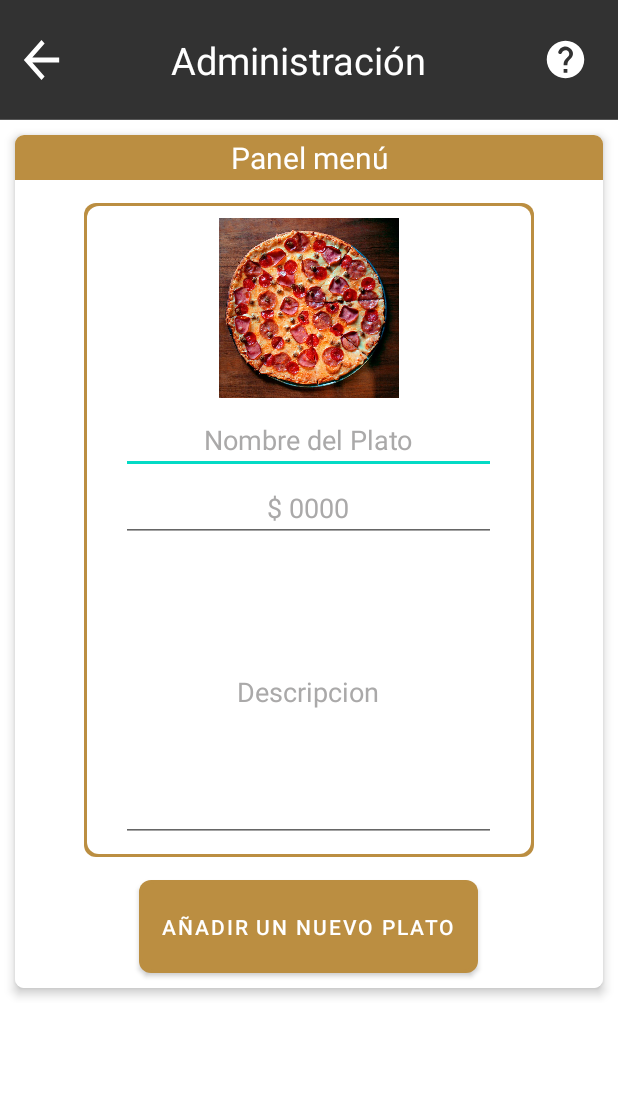
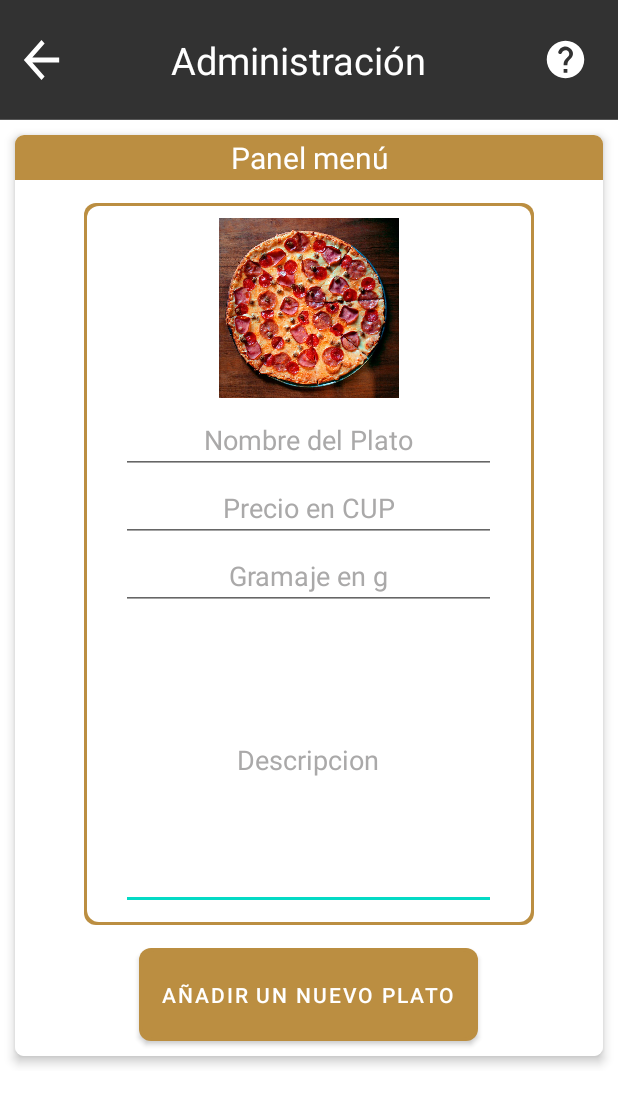
Before and after one commit to lisandraboloy89/elrosalapp, an Android app: the Administracion screen opened directly, with no data from a screen before it, on a phone screen of 412 x 824 dp. Shown: the top 1105 px of the screen. Run offline under Robolectric (Android 15) with nearby library versions, the phone set to English and light mode, and no system bars; libraries missing offline, so code that uses them is left out: com.orhanobut.logger; network calls fail; pictures from the network do not load.

Commit message:
Inicial proyecto menu

```diff
--- a/app/src/main/java/com/elrosal/app/api/ApiService.kt
+++ b/app/src/main/java/com/elrosal/app/api/ApiService.kt
@@ -1,11 +1,10 @@
 package com.elrosal.app.api
 
 import retrofit2.Response
-import retrofit2.http.GET
-import retrofit2.http.Headers
+import retrofit2.http.*
 
 interface ApiService {
-    //----->>>>>>GET-------Obtener detalles del paciente-------------------------<<<<<<<<
+    //----->>>>>>GET-------Obtener datos del menu-------------------------<<<<<<<<
     @Headers(
         "accept: application/json",
         "X-Parse-Application-Id: 3cy8TUZoPrw4kICbVtghE0ISMsoPLceJ5RM8RXZo",
@@ -14,4 +13,58 @@ interface ApiService {
     )
     @GET("classes/menu")
     suspend fun getObtenerMenu (): Response<dato>
+    //----->>>>>>GET-------Eliminar datos del menu-------------------------<<<<<<<<
+    @Headers(
+        "accept: application/json",
+        "X-Parse-Application-Id: 3cy8TUZoPrw4kICbVtghE0ISMsoPLceJ5RM8RXZo",
+        "X-Parse-REST-API-Key: sMP0zd8mFhKeRtNyMxh8JFg8ey7Z48zIwlFV7DCG",
+        "X-Parse-Revocable-Session: 1"
+    )
+    @DELETE("classes/menu/{userId}")
+    suspend fun eliminarMenu (@Path("userId") userId: String): Response<respuestaRegistroMenu>
+    //------------Registrar datos del menu metodo post--------------------
+    @Headers(
+        "accept: application/json",
+        "X-Parse-Application-Id: 3cy8TUZoPrw4kICbVtghE0ISMsoPLceJ5RM8RXZo",
+        "X-Parse-REST-API-Key: sMP0zd8mFhKeRtNyMxh8JFg8ey7Z48zIwlFV7DCG",
+        "X-Parse-Revocable-Session: 1"
+    )
+    @POST("classes/menu")
+    suspend fun postRegistrarMenu(@Body Registrar: envioDatoMenu): Response<respuestaRegistroMenu>
+    //------------Registrar datos Generales metodo post--------------------
+    @Headers(
+        "accept: application/json",
+        "X-Parse-Application-Id: 3cy8TUZoPrw4kICbVtghE0ISMsoPLceJ5RM8RXZo",
+        "X-Parse-REST-API-Key: sMP0zd8mFhKeRtNyMxh8JFg8ey7Z48zIwlFV7DCG",
+        "X-Parse-Revocable-Session: 1"
+    )
+    @POST("classes/datos")
+    suspend fun postRegistrarDatos(@Body Registrar: envioDatosGenerales): Response<respuestaRegistroMenu>
+    //----->>>>>>GET-------Obtener datos Generales----------------------<<<<<<<<
+    @Headers(
+        "accept: application/json",
+        "X-Parse-Application-Id: 3cy8TUZoPrw4kICbVtghE0ISMsoPLceJ5RM8RXZo",
+        "X-Parse-REST-API-Key: sMP0zd8mFhKeRtNyMxh8JFg8ey7Z48zIwlFV7DCG",
+        "X-Parse-Revocable-Session: 1"
+    )
+    @GET("classes/datos")
+    suspend fun getObtenerDatosG (): Response<datosGenerales>
+    //------------Registrar Pagos metodo post--------------------
+    @Headers(
+        "accept: application/json",
+        "X-Parse-Application-Id: 3cy8TUZoPrw4kICbVtghE0ISMsoPLceJ5RM8RXZo",
+        "X-Parse-REST-API-Key: sMP0zd8mFhKeRtNyMxh8JFg8ey7Z48zIwlFV7DCG",
+        "X-Parse-Revocable-Session: 1"
+    )
+    @POST("classes/pagos")
+    suspend fun postRegistrarPagos(@Body Registrar: enviardataPagos): Response<respuestaRegistroMenu>
+    //----->>>>>>GET-------Obtener pagos----------------------<<<<<<<<
+    @Headers(
+        "accept: application/json",
+        "X-Parse-Application-Id: 3cy8TUZoPrw4kICbVtghE0ISMsoPLceJ5RM8RXZo",
+        "X-Parse-REST-API-Key: sMP0zd8mFhKeRtNyMxh8JFg8ey7Z48zIwlFV7DCG",
+        "X-Parse-Revocable-Session: 1"
+    )
+    @GET("classes/pagos")
+    suspend fun getObtenerPagos (): Response<datoPagos>
 }
--- a/app/src/main/res/layout/activity_administracion.xml
+++ b/app/src/main/res/layout/activity_administracion.xml
@@ -112,6 +112,9 @@
                             android:gravity="center"
                             android:hint="Nombre del Plato"
                             android:maxLines="1"
+                            android:singleLine="true"
+                            android:maxLength="80"
+                            android:maxEms="80"
                             android:textColor="@color/naranja"
                             android:textColorHint="@color/gris_claro" />
 
@@ -121,7 +124,20 @@
                             android:layout_height="wrap_content"
                             android:layout_weight="1"
                             android:gravity="center"
-                            android:hint="$ 0000"
+                            android:hint="Precio en CUP"
+                            android:inputType="numberDecimal"
+                            android:maxLines="1"
+                            android:textColor="@color/oscuro"
+                            android:textColorHint="@color/gris_claro" />
+
+                        <EditText
+                            android:id="@+id/text_gramaje_ad"
+                            android:layout_width="250dp"
+                            android:layout_height="wrap_content"
+                            android:layout_weight="1"
+                            android:gravity="center"
+                            android:inputType="numberDecimal"
+                            android:hint="Gramaje en g"
                             android:maxLines="1"
                             android:textColor="@color/oscuro"
                             android:textColorHint="@color/gris_claro" />
--- a/app/src/main/res/layout/activity_main.xml
+++ b/app/src/main/res/layout/activity_main.xml
@@ -62,7 +62,7 @@
         android:background="@color/oscuro"
         android:gravity="center_horizontal"
         android:orientation="vertical"
-        android:visibility="gone"
+        android:visibility="visible"
         app:layout_constraintBottom_toBottomOf="parent"
         app:layout_constraintStart_toStartOf="parent"
         app:layout_constraintTop_toTopOf="parent">
--- a/app/src/main/res/layout/fragment_inicio.xml
+++ b/app/src/main/res/layout/fragment_inicio.xml
@@ -20,7 +20,7 @@
             android:orientation="vertical">
 
             <ImageView
-                android:id="@+id/imageView4"
+                android:id="@+id/imagen_principal"
                 android:layout_width="match_parent"
                 android:layout_height="150dp"
                 android:background="@drawable/photo_25" />
@@ -52,6 +52,7 @@
                         android:layout_height="wrap_content"
                         android:gravity="center"
                         android:textColor="@color/rosa"
+                        android:textSize="20dp"
                         android:text="8:00 AM" />
                     <TextView
                         android:id="@+id/textssView6"
@@ -59,6 +60,7 @@
                         android:layout_height="wrap_content"
                         android:gravity="center"
                         android:layout_marginHorizontal="10dp"
+                        android:textSize="20dp"
                         android:textColor="@color/rosa"
                         android:text="a" />
 
@@ -68,6 +70,7 @@
                         android:gravity="center"
                         android:layout_height="wrap_content"
                         android:textColor="@color/rosa"
+                        android:textSize="20dp"
                         android:text="15:00 PM" />
                 </LinearLayout>
             </LinearLayout>
--- a/app/src/main/res/layout/modelo_menu.xml
+++ b/app/src/main/res/layout/modelo_menu.xml
@@ -18,7 +18,7 @@
         android:layout_weight="1"
         android:layout_marginBottom="5dp"
         android:background="@drawable/imgen_bordes_redondos"
-        android:src="@drawable/pizza1" />
+        android:src="@drawable/pizza" />
 
     <TextView
         android:id="@+id/text_nombre_menu"
```
Also changed, not shown: app/src/main/java/com/elrosal/app/Administracion.kt (+137 -4 lines), app/src/main/java/com/elrosal/app/adapter/menuAdapter.kt (+13 -1 lines), app/src/main/java/com/elrosal/app/api/Foto.kt (deleted, +0 -12 lines), app/src/main/java/com/elrosal/app/api/datoPagos.kt (added, +18 -0 lines), app/src/main/java/com/elrosal/app/api/datosGenerales.kt (added, +47 -0 lines), app/src/main/java/com/elrosal/app/api/envioDatoMenu.kt (added, +23 -0 lines), app/src/main/java/com/elrosal/app/api/respuestaMenu.kt (+6 -2 lines), app/src/main/java/com/elrosal/app/api/respuestaRegistroMenu.kt (added, +10 -0 lines), app/src/main/java/com/elrosal/app/fragment/FragmentMenu.kt (added, +23 -0 lines), app/src/main/java/com/elrosal/app/fragment/InicioFragment.kt (+20 -6 lines), app/src/main/res/layout/fragment_menu.xml (added, +14 -0 lines), app/src/main/res/drawable/photo_elrosal.jpg (added).
